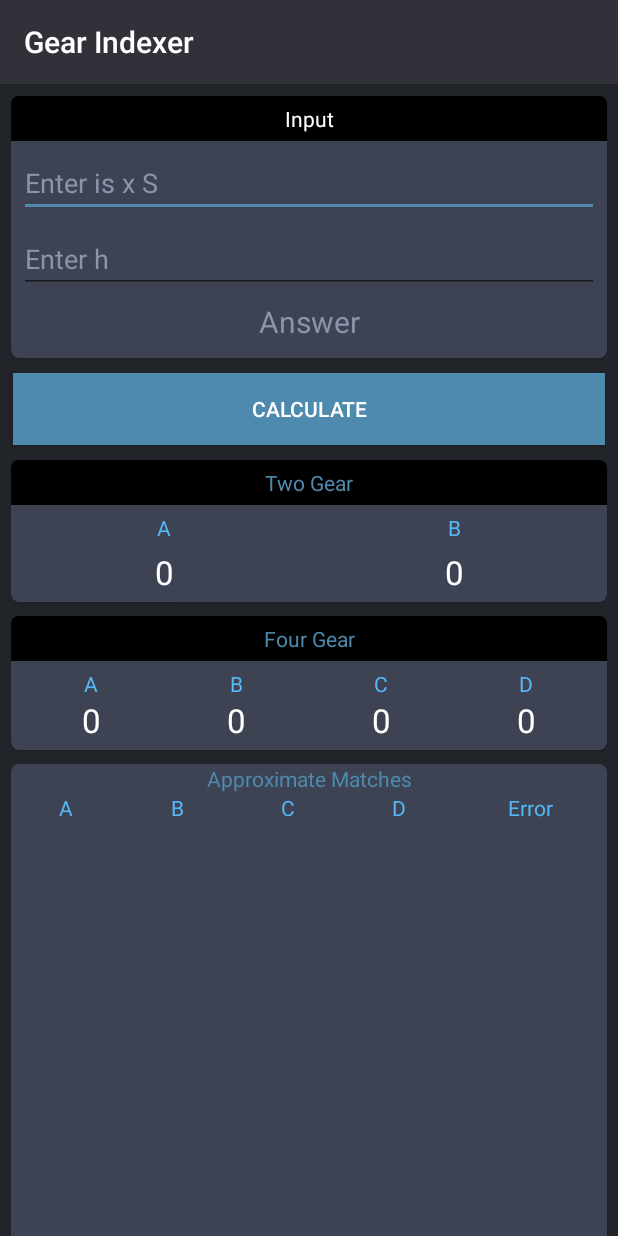
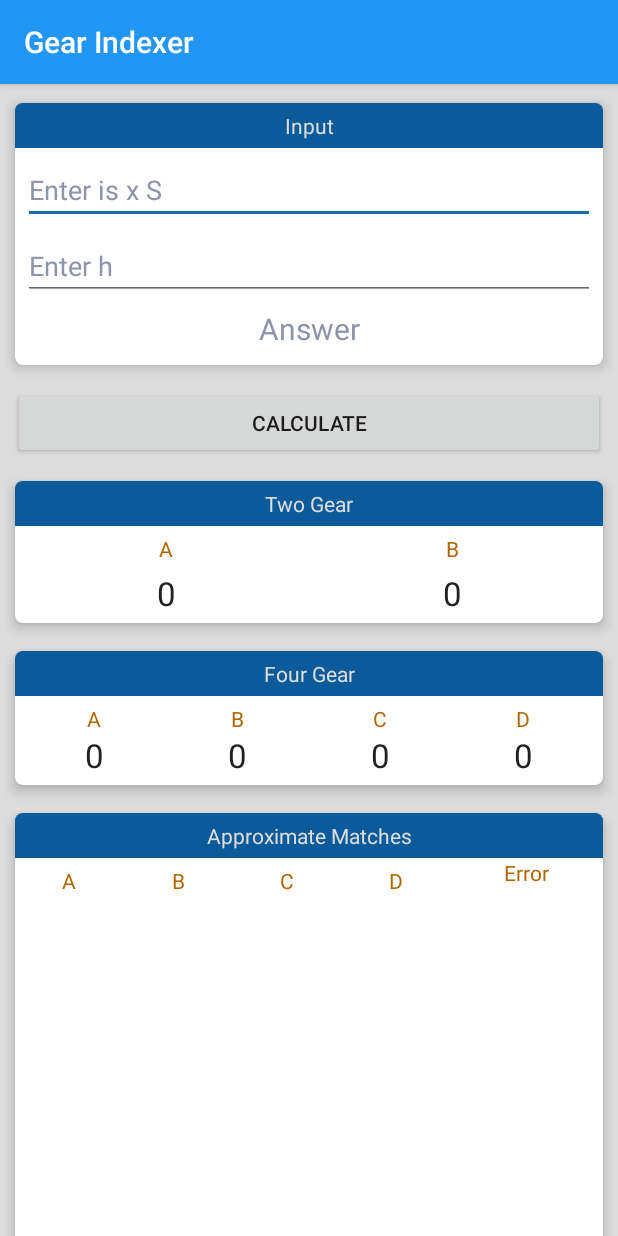
Before and after one commit to iamshubhamjangle/ChangeGearCalculator, an Android app: the screen it shows after launch (MainActivity), on a phone screen of 412 x 824 dp. Run offline under Robolectric (Android 15) with nearby library versions, the phone set to English and light mode, and no system bars; libraries missing offline, so code that uses them is left out: com.opencsv.

Commit message:
changes in app theme colors

```diff
--- a/app/build.gradle
+++ b/app/build.gradle
@@ -24,13 +24,14 @@ android {
 
 dependencies {
     implementation fileTree(dir: "libs", include: ["*.jar"])
-    implementation 'androidx.appcompat:appcompat:1.1.0'
+    implementation 'androidx.appcompat:appcompat:1.2.0'
     implementation "androidx.cardview:cardview:1.0.0"
     implementation 'com.opencsv:opencsv:4.6'
-    implementation 'androidx.constraintlayout:constraintlayout:1.1.3'
+    implementation 'androidx.constraintlayout:constraintlayout:2.0.1'
     implementation 'com.google.android.material:material:1.2.0'
+    implementation 'com.google.android.material:material:1.3.0-alpha02'
     testImplementation 'junit:junit:4.12'
-    androidTestImplementation 'androidx.test.ext:junit:1.1.1'
-    androidTestImplementation 'androidx.test.espresso:espresso-core:3.2.0'
+    androidTestImplementation 'androidx.test.ext:junit:1.1.2'
+    androidTestImplementation 'androidx.test.espresso:espresso-core:3.3.0'
 
 }
--- a/app/src/main/res/layout/activity_main.xml
+++ b/app/src/main/res/layout/activity_main.xml
@@ -9,7 +9,7 @@
     <LinearLayout
         android:layout_width="match_parent"
         android:layout_height="match_parent"
-        android:background="@color/colorPrimaryDark"
+        android:background="@color/mainLayoutbackground"
         android:orientation="vertical"
         android:padding="3dp"
         tools:context=".MainActivity">
@@ -24,9 +24,7 @@
             android:layout_width="match_parent"
             android:layout_height="wrap_content"
             android:layout_margin="5dp"
-            android:background="@color/colorAccent"
-            android:text="Calculate"
-            android:textColor="@color/textColor" />
+            android:text="Calculate"/>
 
         <include
             layout="@layout/card_layout_two_gear"
@@ -51,13 +49,14 @@
                     android:id="@+id/textView3"
                     android:layout_width="0dp"
                     android:layout_height="wrap_content"
-                    android:layout_marginTop="5dp"
                     android:gravity="center"
                     android:text="Approximate Matches"
-                    android:textColor="@color/colorAccent"
+                    android:textColor="@color/headBarColor"
+                    android:background="@color/labelbackground"
+                    android:padding="@dimen/cardPadding"
                     app:layout_constraintEnd_toEndOf="parent"
                     app:layout_constraintStart_toStartOf="parent"
-                    app:layout_constraintTop_toBottomOf="@+id/tv_fg_A" />
+                    app:layout_constraintTop_toTopOf="parent" />
 
                 <TextView
                     android:id="@+id/tv_two_gear_list_A"
@@ -65,6 +64,7 @@
                     android:layout_height="wrap_content"
                     android:gravity="center"
                     android:text="A"
+                    android:padding="@dimen/cardPadding"
                     android:textColor="@color/textHeadingColor"
                     app:layout_constraintEnd_toStartOf="@+id/tv_two_gear_list_B"
                     app:layout_constraintStart_toStartOf="parent"
@@ -76,6 +76,7 @@
                     android:layout_height="wrap_content"
                     android:gravity="center"
                     android:text="B"
+                    android:padding="@dimen/cardPadding"
                     android:textColor="@color/textHeadingColor"
                     app:layout_constraintEnd_toStartOf="@+id/tv_two_gear_list_C"
                     app:layout_constraintStart_toEndOf="@+id/tv_two_gear_list_A"
@@ -87,6 +88,7 @@
                     android:layout_height="wrap_content"
                     android:gravity="center"
                     android:text="C"
+                    android:padding="@dimen/cardPadding"
                     android:textColor="@color/textHeadingColor"
                     app:layout_constraintEnd_toStartOf="@+id/tv_two_gear_list_D"
                     app:layout_constraintStart_toEndOf="@+id/tv_two_gear_list_B"
@@ -98,6 +100,7 @@
                     android:layout_height="wrap_content"
                     android:gravity="center"
                     android:text="D"
+                    android:padding="@dimen/cardPadding"
                     android:textColor="@color/textHeadingColor"
                     app:layout_constraintEnd_toStartOf="@+id/tv_two_gear_list_error"
                     app:layout_constraintStart_toEndOf="@+id/tv_two_gear_list_C"
--- a/app/src/main/res/layout/card_layout_four_gear.xml
+++ b/app/src/main/res/layout/card_layout_four_gear.xml
@@ -15,11 +15,11 @@
             android:id="@+id/textViewFourGearHeading"
             android:layout_width="match_parent"
             android:layout_height="wrap_content"
-            android:background="@android:color/black"
+            android:background="@color/labelbackground"
             android:gravity="center"
             android:padding="@dimen/cardPadding"
             android:text="Four Gear"
-            android:textColor="@color/colorAccent" />
+            android:textColor="@color/headBarColor" />
 
         <androidx.constraintlayout.widget.ConstraintLayout
             android:layout_width="match_parent"
--- a/app/src/main/res/layout/card_layout_input.xml
+++ b/app/src/main/res/layout/card_layout_input.xml
@@ -19,7 +19,7 @@
             android:gravity="center"
             android:padding="@dimen/cardPadding"
             android:text="Input"
-            android:textColor="@color/textColor"
+            android:textColor="@color/headBarColor"
             app:layout_constraintEnd_toEndOf="parent"
             app:layout_constraintStart_toStartOf="parent"
             app:layout_constraintTop_toTopOf="parent" />
--- a/app/src/main/res/layout/card_layout_two_gear.xml
+++ b/app/src/main/res/layout/card_layout_two_gear.xml
@@ -14,11 +14,11 @@
             android:id="@+id/textViewTwoGearHeading"
             android:layout_width="match_parent"
             android:layout_height="wrap_content"
-            android:background="@android:color/black"
+            android:background="@color/labelbackground"
             android:gravity="center"
             android:padding="@dimen/cardPadding"
             android:text="Two Gear"
-            android:textColor="@color/colorAccent" />
+            android:textColor="@color/headBarColor" />
 
         <androidx.constraintlayout.widget.ConstraintLayout
             android:layout_width="match_parent"
--- a/app/src/main/res/layout/my_simple_list_view.xml
+++ b/app/src/main/res/layout/my_simple_list_view.xml
@@ -6,6 +6,7 @@
     android:paddingTop="2dp"
     android:textColor="@color/textColor"
     android:paddingBottom="2dp"
+    android:paddingLeft="15dp"
     android:layout_width="fill_parent"
     android:layout_height="wrap_content"
     android:textSize="21sp" />
--- a/app/src/main/res/values/colors.xml
+++ b/app/src/main/res/values/colors.xml
@@ -1,12 +1,27 @@
 <?xml version="1.0" encoding="utf-8"?>
 <resources>
-    <color name="colorPrimary">#31313a</color>
-    <color name="colorPrimaryDark">#212429</color>
-    <color name="cardBackground">#3E4353</color>
-    <color name="colorAccent">#4e89ae</color>
-    <color name="textColor">#FFF</color>
-    <color name="textHeadingColor">#55B8F6</color>
+    <color name="colorPrimary">#2196f3</color>
+    <color name="colorPrimaryDark">#1769aa</color>
+    <color name="cardBackground">#FFF</color>
+    <color name="colorAccent">#1769aa</color>
+    <color name="textColor">#212121</color>
+    <color name="textHeadingColor">#b26500</color>
     <color name="textColorGrey">#8d93ab</color>
-    <color name="labelbackground">#000000</color>
+    <color name="labelbackground">#0B5B9A</color>
+    <color name="lineColor">#4dabf5</color>
+    <color name="mainLayoutbackground">#DCDCDC</color>
+    <color name="headBarColor">#DDD</color>
     <color name="textColumnBackground">#2E3239</color>
 </resources>
+
+<!--<resources>-->
+<!--<color name="colorPrimary">#31313a</color>-->
+<!--<color name="colorPrimaryDark">#212429</color>-->
+<!--<color name="cardBackground">#3E4353</color>-->
+<!--<color name="colorAccent">#4e89ae</color>-->
+<!--<color name="textColor">#FFF</color>-->
+<!--<color name="textHeadingColor">#55B8F6</color>-->
+<!--<color name="textColorGrey">#8d93ab</color>-->
+<!--<color name="labelbackground">#000000</color>-->
+<!--<color name="textColumnBackground">#2E3239</color>-->
+<!--</resources>-->
--- a/app/src/main/res/values/styles.xml
+++ b/app/src/main/res/values/styles.xml
@@ -10,12 +10,11 @@
 
     <style name="myCardView">
         <item name="cardPreventCornerOverlap">true</item>
-        <item name="elevation">10dp</item>
         <item name="cardCornerRadius">5dp</item>
         <item name="cardUseCompatPadding">true</item>
         <item name="android:clickable">true</item>
         <item name="android:focusable">true</item>
-        <item name="cardElevation">0.5dp</item>
+        <item name="cardElevation">5dp</item>
         <item name="cardBackgroundColor">@color/cardBackground</item>
         <item name="android:foreground">?android:attr/selectableItemBackground</item>
     </style>
```
